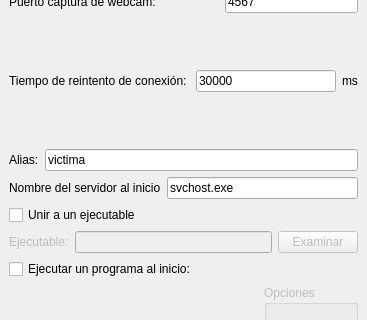
Old version of the form src/cliente/Forms/ventanaopciones.ui in the repository svn2github/demonio; both pictures show x 0 to 367 and y 130 to 450 of the 367 by 572 pixel window.
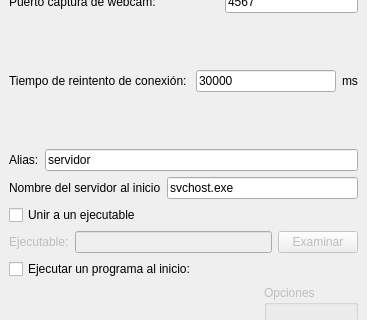
New version of the form.

Patch:
```diff
--- a/src/cliente/Forms/ventanaopciones.ui
+++ b/src/cliente/Forms/ventanaopciones.ui
@@ -154,7 +154,7 @@
       <item>
        <widget class="QLineEdit" name="textoAlias">
         <property name="text">
-         <string>victima</string>
+         <string>servidor</string>
         </property>
        </widget>
       </item>
```
